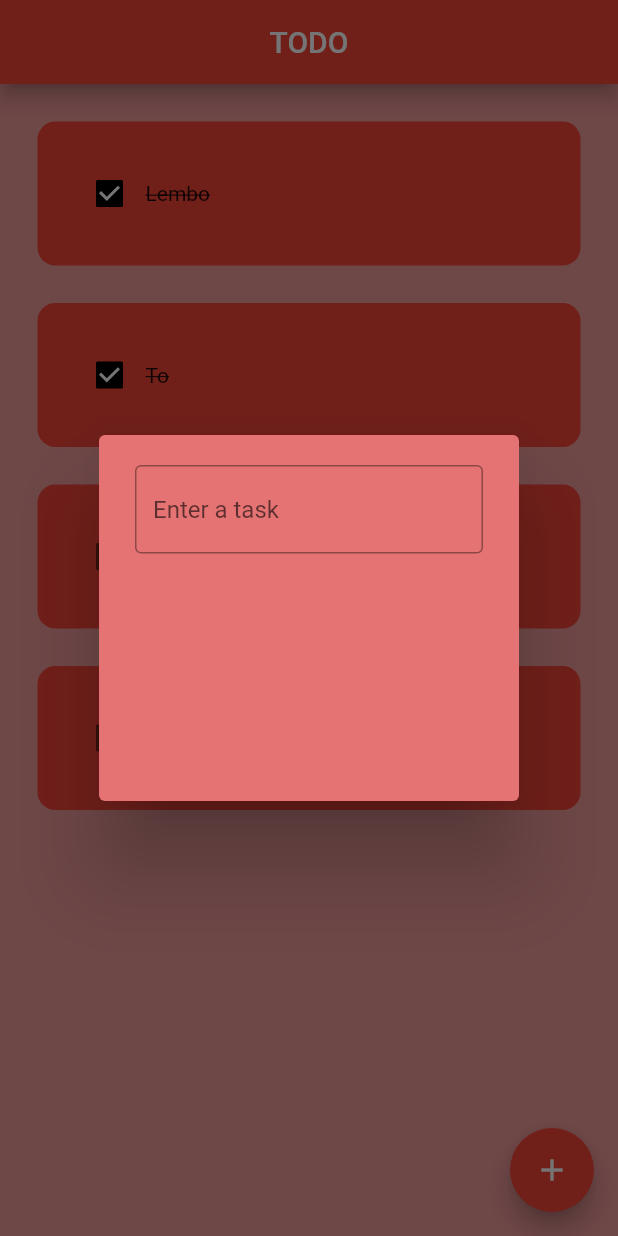
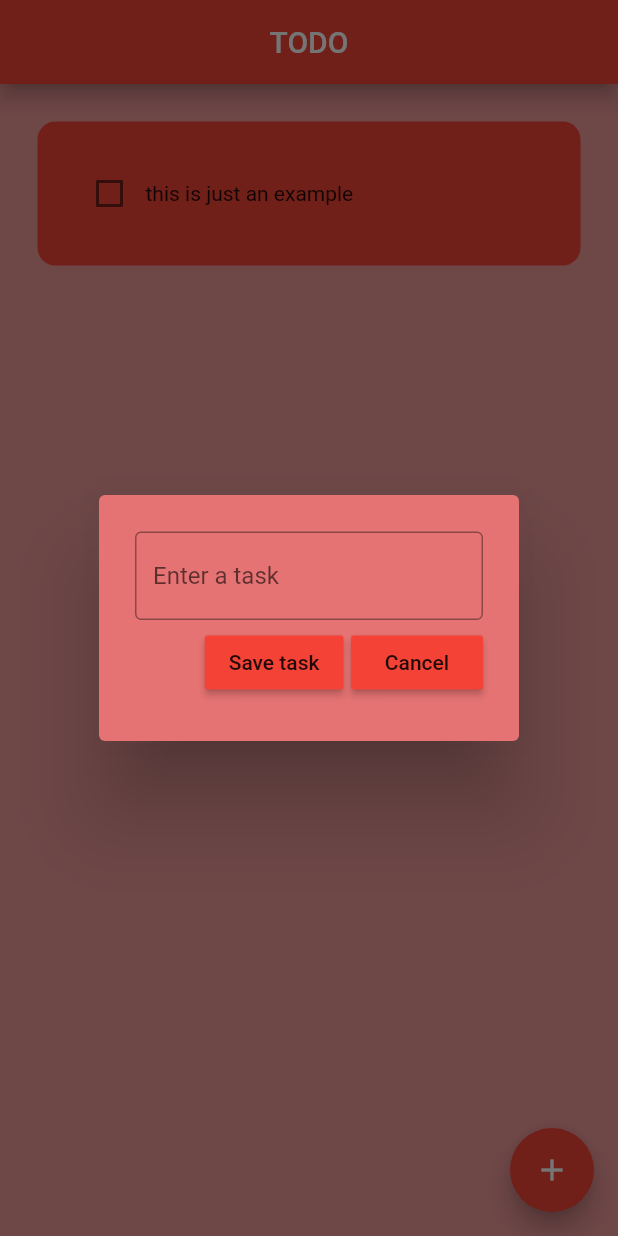
Before and after one commit to lembo2003/dartspeedrun, a Flutter app: the screen it shows after launch, after a tap on the "add" icon, on a phone screen of 412 x 824 dp. Run offline on Flutter 3.47's test engine with Material 3 defaults, Android fonts, the phone set to English and light mode, and no system bars; drawn by our look-alikes of flutter_slidable; our stand-ins replace hive_flutter; accounts and stored records are empty.

Commit message:
full progress

```diff
--- /dev/null
+++ b/lib/data/database.dart
@@ -0,0 +1,24 @@
+import 'package:hive_flutter/hive_flutter.dart';
+
+class ToDoDatabase {
+  List todoList = [];
+  //reference the hive box
+  final _mybox = Hive.box('mybox');
+
+  //run if is the first time ever ooening the app
+  void createInitData() {
+    todoList = [
+      ["this is just an example", false],
+    ];
+  }
+
+  //load data from db
+  void loadData() {
+    todoList = _mybox.get("TODOLIST");
+  }
+
+  //update the db
+  void updateData() {
+    _mybox.put("TODOLIST", todoList);
+  }
+}
--- a/lib/main.dart
+++ b/lib/main.dart
@@ -1,7 +1,13 @@
 import 'package:flutter/material.dart';
+import 'package:hive_flutter/hive_flutter.dart';
 import 'package:lesson1/pages/home_page.dart';
 
-void main() {
+void main() async {
+  //init Hive
+  await Hive.initFlutter();
+
+  //open a box
+  var box = await Hive.openBox('mybox');
   runApp(const MyApp());
 }
 
--- a/lib/pages/home_page.dart
+++ b/lib/pages/home_page.dart
@@ -1,4 +1,6 @@
 import 'package:flutter/material.dart';
+import 'package:hive_flutter/hive_flutter.dart';
+import 'package:lesson1/data/database.dart';
 import 'package:lesson1/utils/dialog_box.dart';
 import 'package:lesson1/utils/todo_tile.dart';
 
@@ -10,18 +12,40 @@ class HomePage extends StatefulWidget {
 }
 
 class _HomePageState extends State<HomePage> {
-  List todoList = [
-    ["Lembo", true],
-    ["To", true],
-    ["Him", false],
-    ["Anle", false],
-  ];
+  //reference the Hive box
+  final _myBox = Hive.box('mybox');
+  ToDoDatabase db = ToDoDatabase();
+
+  final _controller = TextEditingController();
+
+  @override
+  void initState() {
+    //first time open(example data)
+    if (_myBox.get("TODOLIST") == null) {
+      db.createInitData();
+    } else {
+      db.loadData();
+    }
+
+    super.initState();
+  }
 
   //check box changed
   void checkBoxChanged(bool? value, int index) {
     setState(() {
-      todoList[index][1] = !todoList[index][1];
+      db.todoList[index][1] = !db.todoList[index][1];
     });
+    db.updateData();
+  }
+
+  //save a new task
+  void saveNewTask() {
+    setState(() {
+      db.todoList.add([_controller.text, false]);
+      _controller.clear();
+    });
+    Navigator.of(context).pop();
+    db.updateData();
   }
 
   //create a new task
@@ -29,9 +53,20 @@ class _HomePageState extends State<HomePage> {
     showDialog(
       context: context,
       builder: (context) {
-        return DialogBox();
+        return DialogBox(
+          controller: _controller,
+          onCancel: () => Navigator.of(context).pop(),
+          onSave: saveNewTask,
+        );
       },
     );
+  }
+
+  void deleteTask(int index) {
+    setState(() {
+      db.todoList.removeAt(index);
+    });
+    db.updateData();
   }
 
   @override
@@ -48,12 +83,13 @@ class _HomePageState extends State<HomePage> {
         child: Icon(Icons.add),
       ),
       body: ListView.builder(
-        itemCount: todoList.length,
+        itemCount: db.todoList.length,
         itemBuilder: (context, index) {
           return TodoTile(
-            taskName: todoList[index][0],
-            taskCompleted: todoList[index][1],
+            taskName: db.todoList[index][0],
+            taskCompleted: db.todoList[index][1],
             onChanged: (value) => checkBoxChanged(value, index),
+            deleteFunction: (context) => deleteTask(index),
           );
         },
       ),
--- a/lib/utils/dialog_box.dart
+++ b/lib/utils/dialog_box.dart
@@ -1,28 +1,43 @@
 import 'package:flutter/material.dart';
+import 'package:lesson1/utils/my_button.dart';
 
 class DialogBox extends StatelessWidget {
-  const DialogBox({super.key});
+  final controller;
+  VoidCallback onSave;
+  VoidCallback onCancel;
+  DialogBox({
+    super.key,
+    required this.controller,
+    required this.onSave,
+    required this.onCancel,
+  });
 
   @override
   Widget build(BuildContext context) {
     return AlertDialog(
       backgroundColor: Colors.red[300],
-      content: Container(
-        height: 200,
+      content: SizedBox(
+        height: 120,
+
         child: Column(
+          mainAxisAlignment: MainAxisAlignment.spaceEvenly,
           children: [
             //get user input
             TextField(
+              controller: controller,
               decoration: InputDecoration(
                 border: OutlineInputBorder(),
                 hintText: "Enter a task",
               ),
             ),
             Row(
+              mainAxisAlignment: MainAxisAlignment.end,
               children: [
                 //ok button
-
+                MyButton(text: "Save task", onPressed: onSave),
+                const SizedBox(width: 5),
                 //cancel button
+                MyButton(text: "Cancel", onPressed: onCancel),
               ],
             ),
             //button save,cancel
--- a/lib/utils/my_button.dart
+++ b/lib/utils/my_button.dart
@@ -1,10 +1,16 @@
 import 'package:flutter/material.dart';
 
 class MyButton extends StatelessWidget {
-  const MyButton({super.key});
+  final String text;
+  VoidCallback onPressed;
+  MyButton({super.key, required this.text, required this.onPressed});
 
   @override
   Widget build(BuildContext context) {
-    return const Placeholder();
+    return MaterialButton(
+      onPressed: onPressed,
+      color: Theme.of(context).primaryColor,
+      child: Text(text),
+    );
   }
 }
--- a/lib/utils/todo_tile.dart
+++ b/lib/utils/todo_tile.dart
@@ -1,20 +1,34 @@
 import 'package:flutter/material.dart';
+import 'package:flutter_slidable/flutter_slidable.dart';
 
 class TodoTile extends StatelessWidget {
   final String taskName;
   final bool taskCompleted;
   Function(bool?)? onChanged;
+  Function(BuildContext)? deleteFunction;
 
   TodoTile({
     super.key,
     required this.taskName,
     required this.taskCompleted,
     required this.onChanged,
+    required this.deleteFunction,
   });
   @override
   Widget build(BuildContext context) {
     return Padding(
       padding: const EdgeInsets.only(left: 25.0, right: 25, top: 25),
+      child: Slidable(
+        endActionPane: ActionPane(
+          motion: StretchMotion(),
+          children: [
+            SlidableAction(
+              onPressed: deleteFunction,
+              icon: Icons.delete,
+              backgroundColor: Colors.red.shade300,
+            ),
+          ],
+        ),
         child: Container(
           padding: EdgeInsets.all(24),
           decoration: BoxDecoration(
@@ -42,6 +56,7 @@ class TodoTile extends StatelessWidget {
             ],
           ),
         ),
+      ),
     );
   }
 }
```
Also changed, not shown: pubspec.yaml (+5 -3 lines), pubspec.lock, 2 other files. Lines whose indentation alone changed are shown as unchanged.
